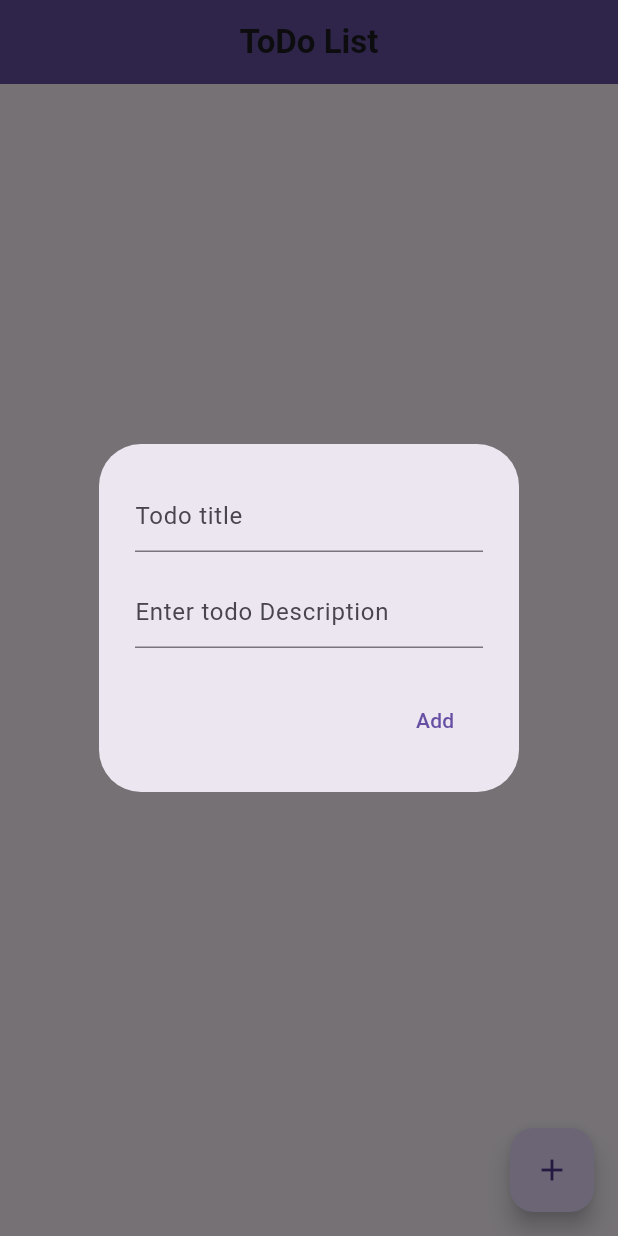
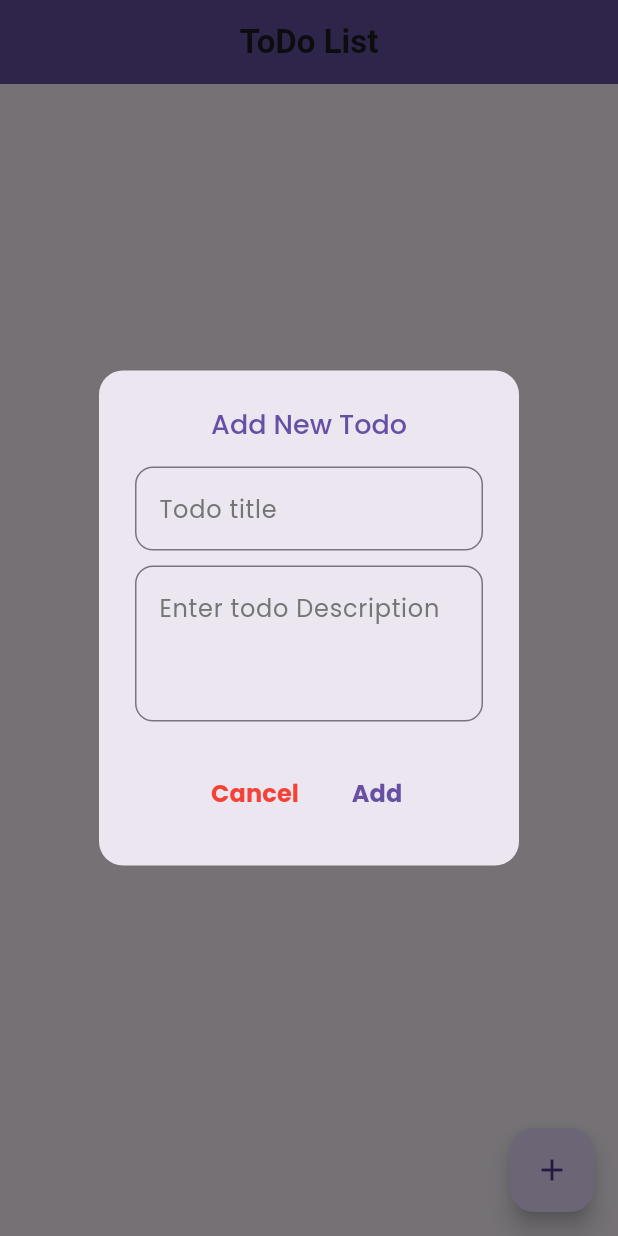
Before and after one commit to moseskamira/todo, a Flutter app: the screen it shows after launch, after a tap on the "add" icon, on a phone screen of 412 x 824 dp. Run offline on Flutter 3.47's test engine with Material 3 defaults, Android fonts, the phone set to English and light mode, and no system bars; our stand-ins replace google_fonts, hive, hive_flutter, sizer; accounts and stored records are empty.

Commit message:
Edit Todo

```diff
--- a/lib/widgets/add_todo_dialog.dart
+++ b/lib/widgets/add_todo_dialog.dart
@@ -1,4 +1,5 @@
 import 'package:flutter/material.dart';
+import 'package:google_fonts/google_fonts.dart';
 import 'package:hive/hive.dart';
 import 'package:provider/provider.dart';
 
@@ -6,40 +7,93 @@ import '../models/todo_model.dart';
 import '../view_model/todos_provider.dart';
 
 class AddTodoDialog extends StatelessWidget {
-  final Box<dynamic> todoBox;
+  final Box<TodoModel> todoBox;
+
+  AddTodoDialog({
+    super.key,
+    required this.todoBox,
+  });
+
   final TextEditingController _titleController = TextEditingController();
   final TextEditingController _descController = TextEditingController();
-
-  AddTodoDialog({super.key, required this.todoBox});
 
   @override
   Widget build(BuildContext context) {
     final todoProvider = Provider.of<TodosProvider>(context);
     return AlertDialog(
-      title: TextField(
-        controller: _titleController,
-        decoration: InputDecoration(hintText: 'Todo title'),
+      shape: RoundedRectangleBorder(
+        borderRadius: BorderRadius.circular(16),
       ),
-      content: TextField(
-        controller: _descController,
-        decoration: InputDecoration(hintText: 'Enter todo Description'),
+      title: Text(
+        'Add New Todo',
+        style: GoogleFonts.poppins(
+          fontSize: 18,
+          fontWeight: FontWeight.w500,
+          color: Theme.of(context).colorScheme.primary,
+        ),
+        textAlign: TextAlign.center,
       ),
-      actions: <Widget>[
+      content: Column(
+        mainAxisSize: MainAxisSize.min,
+        children: [
+          TextField(
+            controller: _titleController,
+            decoration: InputDecoration(
+              hintText: 'Todo title',
+              hintStyle: GoogleFonts.poppins(color: Colors.grey.shade600),
+              border: OutlineInputBorder(
+                borderRadius: BorderRadius.circular(12),
+              ),
+            ),
+          ),
+          const SizedBox(height: 10),
+          TextField(
+            controller: _descController,
+            maxLines: 3,
+            decoration: InputDecoration(
+              hintText: 'Enter todo Description',
+              hintStyle: GoogleFonts.poppins(color: Colors.grey.shade600),
+              border: OutlineInputBorder(
+                borderRadius: BorderRadius.circular(12),
+              ),
+            ),
+          ),
+        ],
+      ),
+      actionsAlignment: MainAxisAlignment.center,
+      actions: [
+        TextButton(
+          onPressed: () => Navigator.of(context).pop(),
+          child: Text(
+            'Cancel',
+            style: GoogleFonts.poppins(
+              fontSize: 16,
+              color: Colors.red,
+              fontWeight: FontWeight.bold,
+            ),
+          ),
+        ),
         TextButton(
           onPressed: () {
             if (_titleController.text.isNotEmpty &&
                 _descController.text.isNotEmpty) {
-              TodoModel tModel = TodoModel();
-              tModel
-                ..title = _titleController.text.trim()
-                ..description = _descController.text.trim()
-                ..status = 'Pending';
-              todoProvider.addToDo(tModel);
-
+              TodoModel todo = TodoModel(
+                title: _titleController.text.trim(),
+                description: _descController.text.trim(),
+                status: 'Pending',
+              );
+              todoProvider.addToDo(todo);
               Navigator.of(context).pop();
             }
           },
-          child: Text('Add'),
+          child: Text(
+            'Add',
+            style: GoogleFonts.poppins(
+              fontSize: 16,
+              fontWeight: FontWeight.bold,
+              color: Theme.of(context).colorScheme.primary,
+            ),
+          ),
         ),
       ],
     );
```
